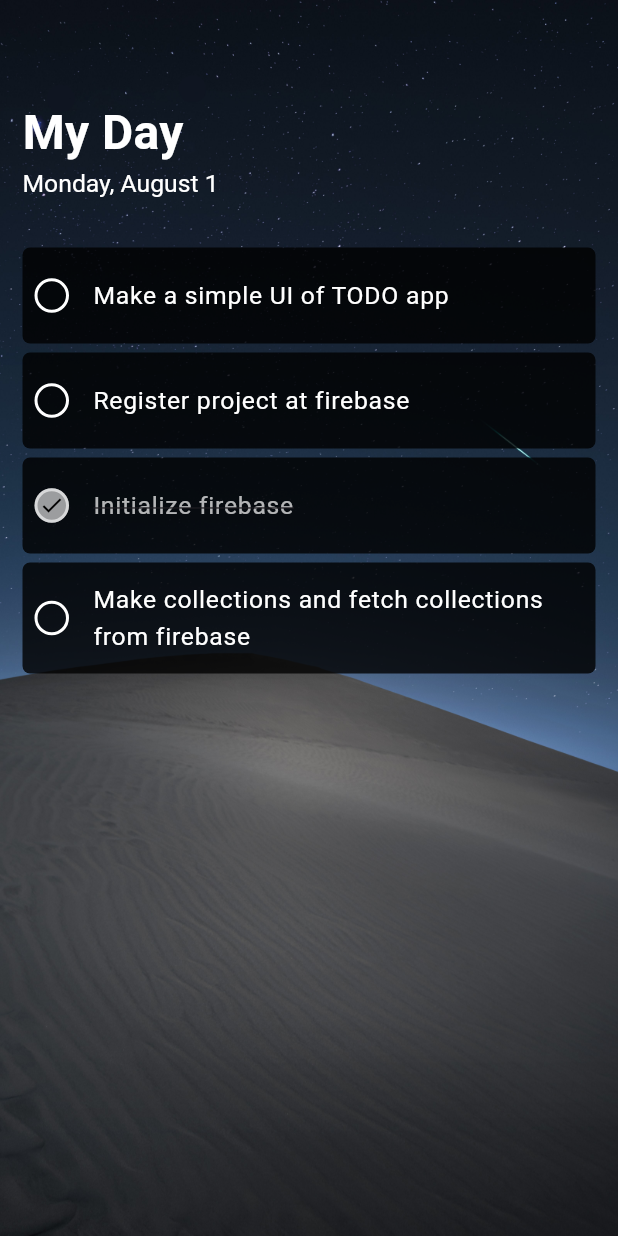
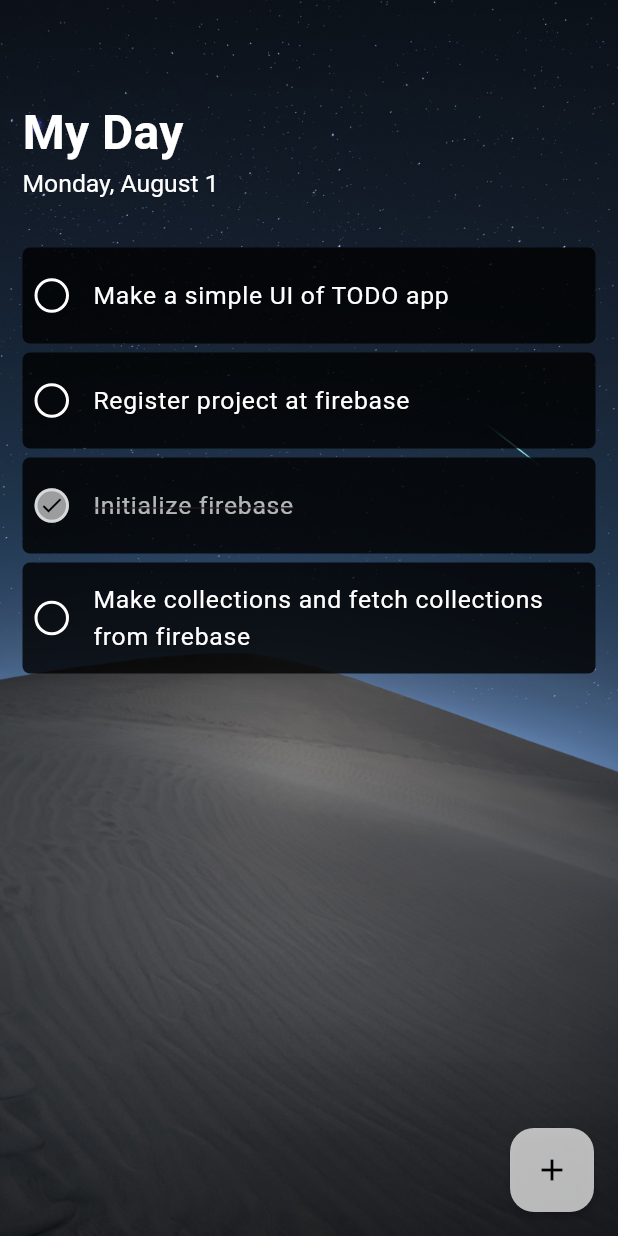
Before and after one commit to SpaceBuckett/must_do, a Flutter app: the screen it shows after launch, on a phone screen of 412 x 824 dp. Run offline on Flutter 3.47's test engine with Material 2 defaults, Android fonts, the light colour scheme and no system bars; our stand-ins replace flutter_screenutil, get.

Commit message:
Added FAB

```diff
--- a/lib/core/data/dummy_tasks.dart
+++ b/lib/core/data/dummy_tasks.dart
@@ -16,5 +16,5 @@ List<Task> dummyTasks = [
   Task(
     task: 'Make collections and fetch collections from firebase',
     isDone: false,
-  )
+  ),
 ];
--- a/lib/screens/home/home_screen.dart
+++ b/lib/screens/home/home_screen.dart
@@ -26,7 +26,8 @@ class HomeScreen extends StatelessWidget {
           ),
           child: Scaffold(
             backgroundColor: Colors.transparent,
-            body: Padding(
+            body: SingleChildScrollView(
+              child: Padding(
                 padding: const EdgeInsets.only(left: 15, right: 15, top: 65),
                 child: Column(
                   crossAxisAlignment: CrossAxisAlignment.start,
@@ -62,6 +63,29 @@ class HomeScreen extends StatelessWidget {
                       physics: const BouncingScrollPhysics(),
                       itemCount: dummyTasks.length,
                       itemBuilder: ((context, index) {
+                        return taskTile(index, model);
+                      }),
+                    ),
+                  ],
+                ),
+              ),
+            ),
+            floatingActionButton: FloatingActionButton(
+              backgroundColor: Colors.white.withOpacity(0.7),
+              elevation: 2,
+              child: const Icon(
+                Icons.add,
+                color: Colors.black,
+              ),
+              onPressed: () {},
+            ),
+          ),
+        ),
+      ),
+    );
+  }
+
+  Container taskTile(int index, HomeViewModel model) {
     return Container(
       margin: const EdgeInsets.symmetric(vertical: 3),
       decoration: BoxDecoration(
@@ -71,18 +95,14 @@ class HomeScreen extends StatelessWidget {
       ),
       child: ListTile(
         minLeadingWidth: 10,
-                          contentPadding: const EdgeInsets.symmetric(
-                              vertical: 4, horizontal: 8),
+        contentPadding: const EdgeInsets.symmetric(vertical: 4, horizontal: 8),
         title: Text(
           dummyTasks[index].task,
           style: TextStyle(
-                              color: dummyTasks[index].isDone
-                                  ? Colors.white70
-                                  : Colors.white,
+            color: dummyTasks[index].isDone ? Colors.white70 : Colors.white,
             fontSize: 16.5,
-                              decoration: dummyTasks[index].isDone
-                                  ? TextDecoration.lineThrough
-                                  : null,
+            decoration:
+                dummyTasks[index].isDone ? TextDecoration.lineThrough : null,
           ),
         ),
         leading: GestureDetector(
@@ -95,9 +115,7 @@ class HomeScreen extends StatelessWidget {
                   ? Colors.white60
                   : Colors.transparent,
               border: Border.all(
-                                  color: dummyTasks[index].isDone
-                                      ? Colors.white60
-                                      : Colors.white,
+                color: dummyTasks[index].isDone ? Colors.white60 : Colors.white,
                 width: 2,
               ),
             ),
@@ -117,14 +135,5 @@ class HomeScreen extends StatelessWidget {
         ),
       ),
     );
-                    }),
-                  ),
-                ],
-              ),
-            ),
-          ),
-        ),
-      ),
-    );
   }
 }
```
Lines whose indentation alone changed are shown as unchanged.
